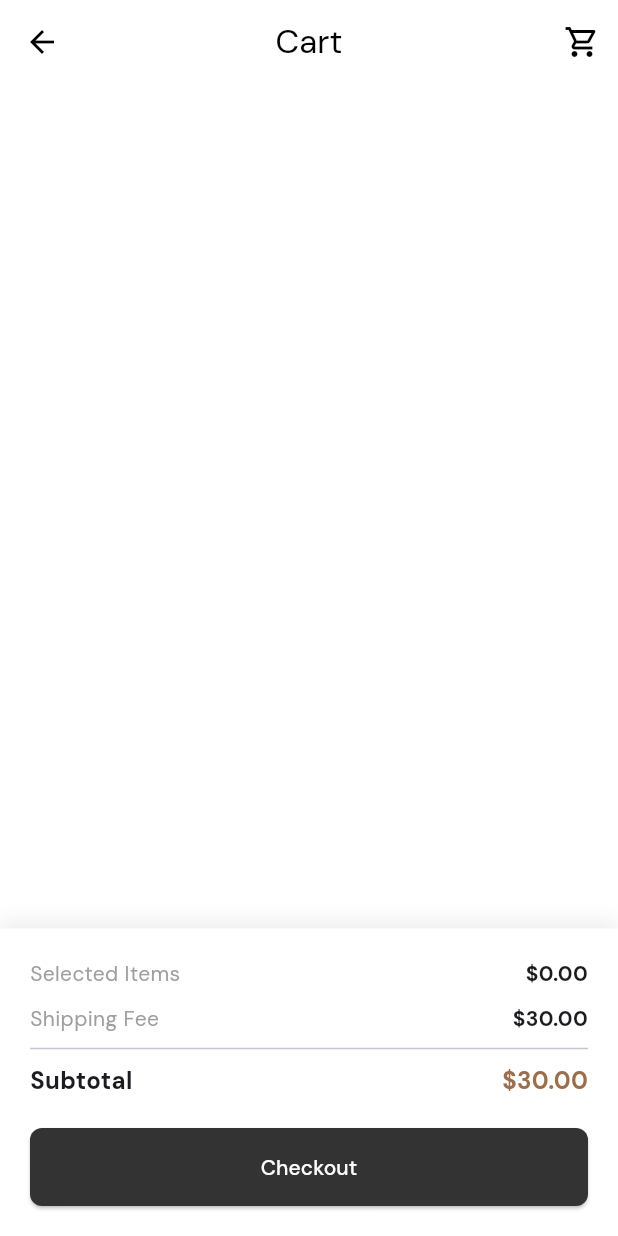
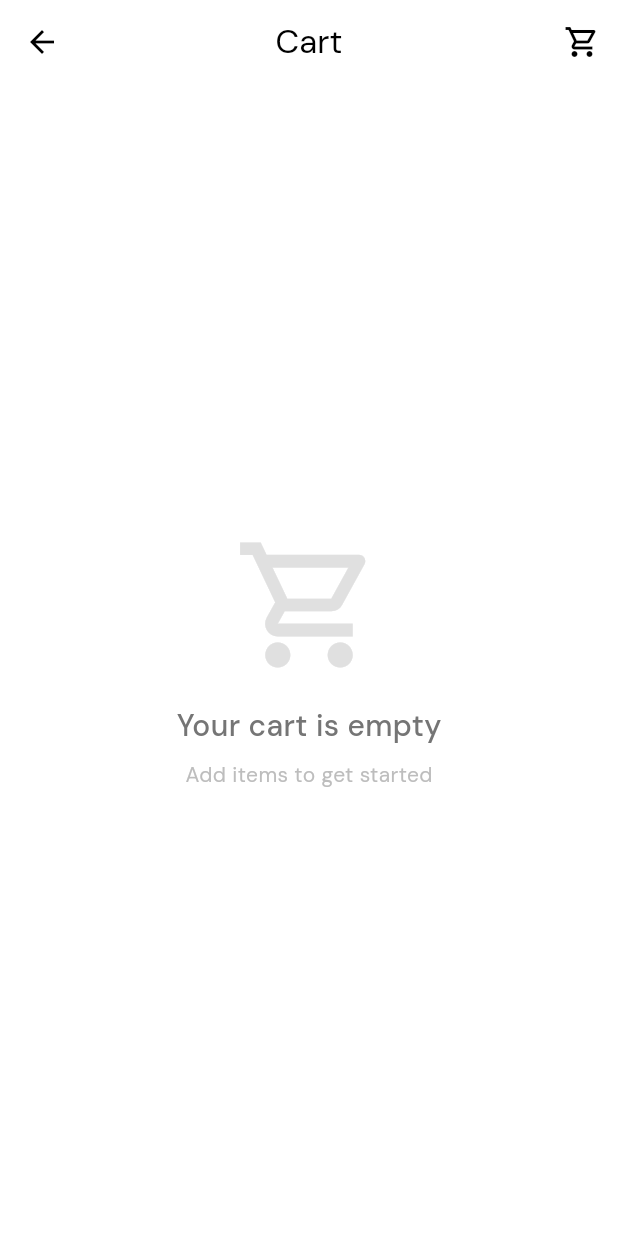
Before and after one commit to 31SUFI/furniture_Store_app_UI, a Flutter app: the CartScreen screen opened directly, on a phone screen of 412 x 824 dp. Run offline on Flutter 3.47's test engine with Material 3 defaults, Android fonts, the phone set to English and light mode, and no system bars; our stand-ins replace google_fonts.

Commit message:
Update cart screen with empty state and fix cart item management

```diff
--- a/lib/screens/cart_screen.dart
+++ b/lib/screens/cart_screen.dart
@@ -46,7 +46,36 @@ class _CartScreenState extends State<CartScreen>
             ],
           ),
           body: fadeSlideAnimation(
+            child: cartItems.isEmpty
+                ? Center(
                     child: Column(
+                      mainAxisAlignment: MainAxisAlignment.center,
+                      children: [
+                        Icon(
+                          Icons.shopping_cart_outlined,
+                          size: 100,
+                          color: Colors.grey[300],
+                        ),
+                        const SizedBox(height: 16),
+                        Text(
+                          'Your cart is empty',
+                          style: TextStyle(
+                            fontSize: 20,
+                            fontWeight: FontWeight.w500,
+                            color: Colors.grey[600],
+                          ),
+                        ),
+                        const SizedBox(height: 8),
+                        Text(
+                          'Add items to get started',
+                          style: TextStyle(
+                            color: Colors.grey[400],
+                          ),
+                        ),
+                      ],
+                    ),
+                  )
+                : Column(
                     children: [
                       Expanded(
                         child: ListView.builder(
@@ -74,7 +103,8 @@ class _CartScreenState extends State<CartScreen>
                                   const SizedBox(width: 16),
                                   Expanded(
                                     child: Column(
-                                crossAxisAlignment: CrossAxisAlignment.start,
+                                      crossAxisAlignment:
+                                          CrossAxisAlignment.start,
                                       children: [
                                         Text(
                                           item.name,
@@ -97,7 +127,8 @@ class _CartScreenState extends State<CartScreen>
                                   ),
                                   Container(
                                     decoration: BoxDecoration(
-                                border: Border.all(color: Colors.grey.shade300),
+                                      border: Border.all(
+                                          color: Colors.grey.shade300),
                                       borderRadius: BorderRadius.circular(8),
                                     ),
                                     child: Row(
@@ -106,7 +137,7 @@ class _CartScreenState extends State<CartScreen>
                                           icon: const Icon(Icons.remove),
                                           onPressed: () {
                                             cart.updateQuantity(
-                                        item.name,
+                                              item.id,
                                               item.quantity - 1,
                                             );
                                           },
@@ -116,7 +147,7 @@ class _CartScreenState extends State<CartScreen>
                                           icon: const Icon(Icons.add),
                                           onPressed: () {
                                             cart.updateQuantity(
-                                        item.name,
+                                              item.id,
                                               item.quantity + 1,
                                             );
                                           },
@@ -153,7 +184,8 @@ class _CartScreenState extends State<CartScreen>
                                 ),
                                 Text(
                                   '\$${subtotal.toStringAsFixed(2)}',
-                            style: const TextStyle(fontWeight: FontWeight.bold),
+                                  style: const TextStyle(
+                                      fontWeight: FontWeight.bold),
                                 ),
                               ],
                             ),
@@ -167,7 +199,8 @@ class _CartScreenState extends State<CartScreen>
                                 ),
                                 Text(
                                   '\$${shippingFee.toStringAsFixed(2)}',
-                            style: const TextStyle(fontWeight: FontWeight.bold),
+                                  style: const TextStyle(
+                                      fontWeight: FontWeight.bold),
                                 ),
                               ],
                             ),
@@ -201,7 +234,8 @@ class _CartScreenState extends State<CartScreen>
                                 },
                                 style: ElevatedButton.styleFrom(
                                   backgroundColor: const Color(0xFF333333),
-                            padding: const EdgeInsets.symmetric(vertical: 16),
+                                  padding:
+                                      const EdgeInsets.symmetric(vertical: 16),
                                   shape: RoundedRectangleBorder(
                                     borderRadius: BorderRadius.circular(8),
                                   ),
--- a/lib/screens/product_detail_screen.dart
+++ b/lib/screens/product_detail_screen.dart
@@ -250,7 +250,10 @@ class _ProductDetailScreenState extends State<ProductDetailScreen>
         action: SnackBarAction(
           label: 'UNDO',
           onPressed: () {
-            cart.removeItem(widget.name);
+            final cartItems = cart.items;
+            if (cartItems.isNotEmpty) {
+              cart.removeItem(cartItems.last.id);
+            }
           },
         ),
       ),
```
Lines whose indentation alone changed are shown as unchanged.
